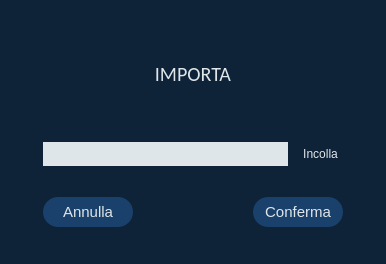
This is Client/importa.ui in MarcoFlo/Google-Drive as Qt 5 draws it before an edit. The edited form follows.
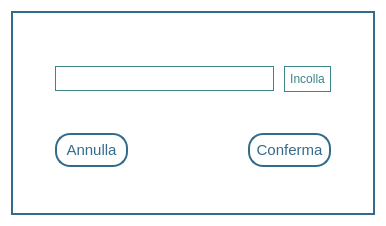
This is the edited form.

Commit message: ui su altre finestre

```diff
--- a/Client/importa.ui
+++ b/Client/importa.ui
@@ -7,52 +7,29 @@
     <x>0</x>
     <y>0</y>
     <width>386</width>
-    <height>264</height>
+    <height>226</height>
    </rect>
   </property>
   <property name="windowTitle">
    <string>Dialog</string>
   </property>
   <property name="styleSheet">
-   <string notr="true">background-color:rgb(14,34,56)</string>
+   <string notr="true">background-color:white</string>
   </property>
   <layout class="QVBoxLayout" name="verticalLayout">
    <item>
-    <widget class="QLabel" name="label">
-     <property name="maximumSize">
-      <size>
-       <width>16777215</width>
-       <height>75</height>
-      </size>
-     </property>
-     <property name="sizeIncrement">
-      <size>
-       <width>0</width>
-       <height>0</height>
-      </size>
-     </property>
-     <property name="font">
-      <font>
-       <family>Calibri</family>
-       <pointsize>-1</pointsize>
-      </font>
-     </property>
+    <widget class="QGroupBox" name="groupBox">
      <property name="styleSheet">
-      <string notr="true">color: #dfe6e9;
-font-size: 20px;
-border: none;
-padding: 5px;
-font-family: 'Calibri';
-background-color:none</string>
+      <string notr="true">border: 2px solid #336b8a;
+background-color: white</string>
      </property>
-     <property name="text">
-      <string>IMPORTA</string>
+     <property name="title">
+      <string/>
      </property>
-     <property name="alignment">
-      <set>Qt::AlignCenter</set>
-     </property>
-    </widget>
-   </item>
+     <layout class="QVBoxLayout" name="verticalLayout_2">
+      <property name="topMargin">
+       <number>14</number>
+      </property>
    <item>
     <layout class="QHBoxLayout" name="horizontalLayout_2">
      <property name="spacing">
@@ -82,8 +59,19 @@
         </font>
        </property>
        <property name="styleSheet">
-        <string notr="true">background-color:#dfe6e9;
-border: 1px #dfe6e9;
+           <string notr="true">QLineEdit
+{
+	border:1px solid #3a848a;
+	background-color:none;
+}
+QLineEdit:hover
+{
+	border:2px solid #3a848a;
+}
+QLineEdit:focus
+{
+	border:2px solid #3a848a;
+}
 </string>
        </property>
       </widget>
@@ -91,12 +79,19 @@
      <item>
       <widget class="QPushButton" name="incolla">
        <property name="styleSheet">
-        <string notr="true">color: #dfe6e9;
-font-size: 12px;
-border: none;
-padding: 5px;
-font-family: 'Calibri';
-background-color:none</string>
+           <string notr="true">QPushButton
+{
+	color: #3a848a;
+	font-size: 12px;
+	border: 1px solid #3a848a;
+	padding: 5px;
+	font-family: 'Calibri';
+	background-color:none;
+}
+QPushButton:hover
+{
+	border:2px solid #3a848a;
+}</string>
        </property>
        <property name="text">
         <string>Incolla</string>
@@ -119,13 +114,22 @@
      <item>
       <widget class="QPushButton" name="annulla">
        <property name="styleSheet">
-        <string notr="true">border-radius: 15px;
-background-color: rgb(26,65,108);
-padding: 6px;
-color: #dfe6e9;
-border: none;
-font-size: 15px;
-font-family: 'Calibri'</string>
+           <string notr="true">QPushButton
+{
+	background-color:none;
+	border:2px solid #336b8a;
+	padding: 6px;
+	color: #336b8a;
+	font-size: 15px;
+	font-family: 'Calibri';
+	border-radius: 15px;
+}
+QPushButton:hover
+{
+	background-color: #336b8a;
+	color:white;
+}
+</string>
        </property>
        <property name="text">
         <string>Annulla</string>
@@ -135,13 +139,22 @@
      <item>
       <widget class="QPushButton" name="conferma">
        <property name="styleSheet">
-        <string notr="true">border-radius: 15px;
-background-color: rgb(26,65,108);
-padding: 6px;
-color: #dfe6e9;
-border: none;
-font-size: 15px;
-font-family: 'Calibri'</string>
+           <string notr="true">QPushButton
+{
+	background-color:none;
+	border:2px solid #336b8a;
+	padding: 6px;
+	color: #336b8a;
+	font-size: 15px;
+	font-family: 'Calibri';
+	border-radius: 15px;
+}
+QPushButton:hover
+{
+	background-color: #336b8a;
+	color:white;
+}
+</string>
        </property>
        <property name="text">
         <string>Conferma</string>
@@ -149,6 +162,9 @@
       </widget>
      </item>
     </layout>
+      </item>
+     </layout>
+    </widget>
    </item>
   </layout>
  </widget>
```
Lines whose indentation alone changed are shown as unchanged. The commit also changes 7 other files.
